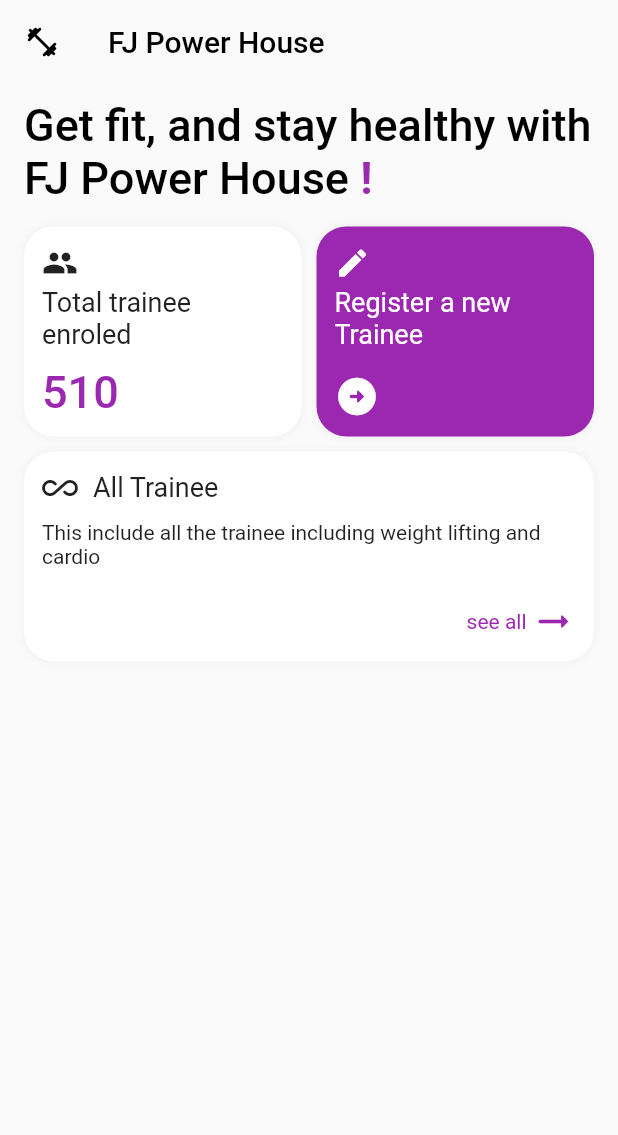
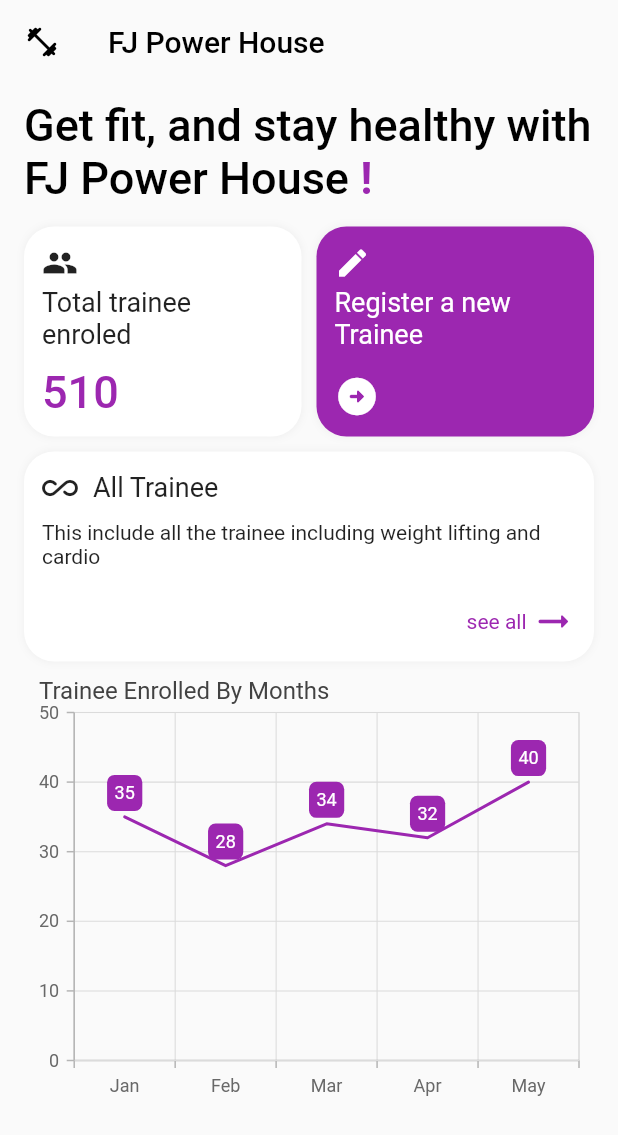
Before and after one commit to muhammadnaqeeb/Gym-App, a Flutter app: the HomeScreen screen opened directly, on a phone screen of 412 x 824 dp. Shown: the top 1135 px of the screen. Run offline on Flutter 3.47's test engine with Material 2 defaults, Android fonts, the phone set to English and light mode, and no system bars; our stand-ins replace flutter_styled_toast, syncfusion_flutter_charts.

Commit message:
adding graph

```diff
--- a/lib/view/screens/home_screen.dart
+++ b/lib/view/screens/home_screen.dart
@@ -3,6 +3,7 @@ import 'package:gym_registration/constants/constants.dart';
 import 'package:gym_registration/view/widgets/total_trainee_card.dart';
 
 import '../widgets/register_trainee_card.dart';
+import '../widgets/trainee_enrol_graph.dart';
 import '../widgets/view_all_trainee_card.dart';
 
 class HomeScreen extends StatelessWidget {
@@ -25,7 +26,8 @@ class HomeScreen extends StatelessWidget {
           ),
         ),
       ),
-      body: Container(
+      body: SingleChildScrollView(
+        child: Container(
           margin: const EdgeInsets.symmetric(horizontal: 16, vertical: 10),
           child: Column(
             crossAxisAlignment: CrossAxisAlignment.start,
@@ -65,8 +67,16 @@ class HomeScreen extends StatelessWidget {
               const SizedBox(
                 height: 10,
               ),
-            const ViewAllTraineeCard()
+              const ViewAllTraineeCard(),
+              // const Text(
+              //   "Trainee Enrollment",
+              //   style: TextStyle(
+              //     fontSize: 20,
+              //   ),
+              // ),
+              const TraineeEnrolGraph()
             ],
+          ),
         ),
       ),
     );
--- /dev/null
+++ b/lib/view/widgets/trainee_enrol_graph.dart
@@ -0,0 +1,49 @@
+import 'package:flutter/material.dart';
+import 'package:syncfusion_flutter_charts/charts.dart';
+
+import '../../constants/constants.dart';
+
+class TraineeEnrolGraph extends StatelessWidget {
+  const TraineeEnrolGraph({
+    super.key,
+  });
+
+  @override
+  Widget build(BuildContext context) {
+    return SfCartesianChart(
+      primaryXAxis: CategoryAxis(),
+      // Chart title
+      title: ChartTitle(
+          text: 'Trainee Enrolled By Months',
+          alignment: ChartAlignment.near,
+          textStyle: const TextStyle(
+            fontSize: 16,
+          )),
+      series: <LineSeries<SalesData, String>>[
+        LineSeries<SalesData, String>(
+          dataSource: <SalesData>[
+            SalesData('Jan', 35),
+            SalesData('Feb', 28),
+            SalesData('Mar', 34),
+            SalesData('Apr', 32),
+            SalesData('May', 40)
+          ],
+          xValueMapper: (SalesData sales, _) => sales.year,
+          yValueMapper: (SalesData sales, _) => sales.sales,
+          // Enable data label
+          dataLabelSettings: const DataLabelSettings(
+            isVisible: true,
+            color: kPrimaryColor,
+          ),
+          color: kPrimaryColor,
+        )
+      ],
+    );
+  }
+}
+
+class SalesData {
+  SalesData(this.year, this.sales);
+  final String year;
+  final double sales;
+}
--- a/pubspec.yaml
+++ b/pubspec.yaml
@@ -14,6 +14,7 @@ dependencies:
 
   cupertino_icons: ^1.0.2
   flutter_styled_toast: ^2.1.3
+  syncfusion_flutter_charts: ^21.2.4
 
 dev_dependencies:
   flutter_test:
```
Also changed, not shown: pubspec.lock. Lines whose indentation alone changed are shown as unchanged.
